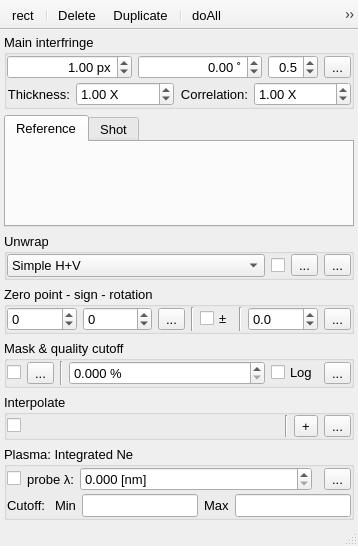
The window that plugins/Interferometry/Interferometry.ui (NeutrinoToolkit/Neutrino) describes before a commit, drawn with Qt 5.
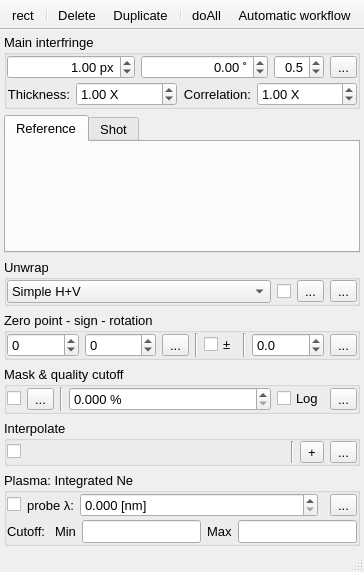
The same window after the commit. Icons and pictures are not drawn.

The edit to the form file:
```diff
--- a/plugins/Interferometry/Interferometry.ui
+++ b/plugins/Interferometry/Interferometry.ui
@@ -6,8 +6,8 @@
    <rect>
     <x>0</x>
     <y>0</y>
-    <width>358</width>
-    <height>546</height>
+    <width>364</width>
+    <height>572</height>
    </rect>
   </property>
   <property name="font">
```
Left out of the diff: 18 changed lines with no effect on the pictures.
